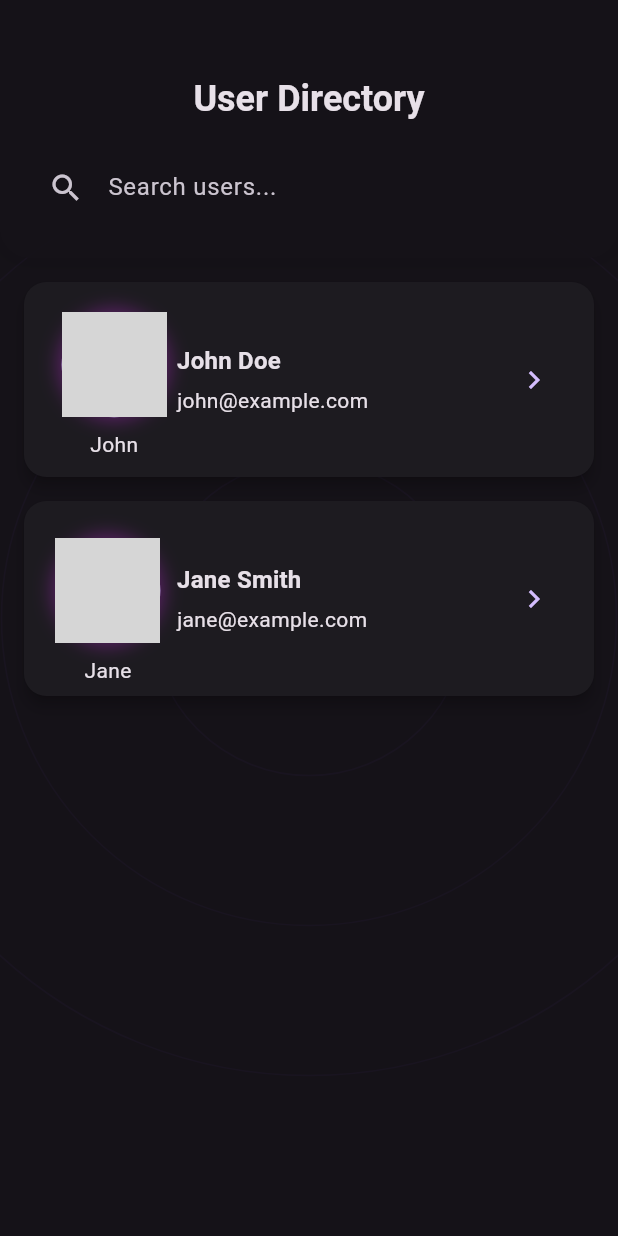
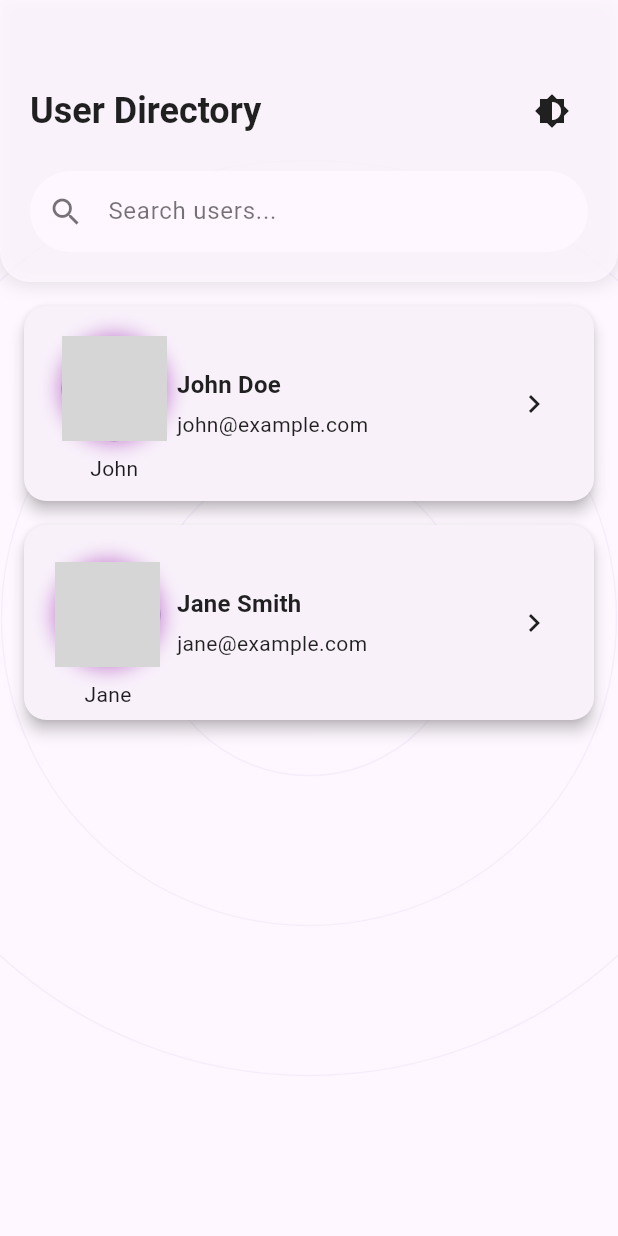
Before and after one commit to yuvakrishnayk/todo_and_posts, a Flutter app: the screen it shows after launch, on a phone screen of 412 x 824 dp. Run offline on Flutter 3.47's test engine with Material 3 defaults, Android fonts, the phone set to English and light mode, and no system bars; network calls fail; grey boxes are pictures that could not be loaded.

Commit message:
made some changes

```diff
--- a/lib/main.dart
+++ b/lib/main.dart
@@ -5,8 +5,22 @@ void main() {
   runApp(const MyApp());
 }
 
-class MyApp extends StatelessWidget {
+class MyApp extends StatefulWidget {
   const MyApp({super.key});
+
+  @override
+  State<MyApp> createState() => _MyAppState();
+}
+
+class _MyAppState extends State<MyApp> {
+  ThemeMode _themeMode = ThemeMode.light;
+
+  void _toggleTheme() {
+    setState(() {
+      _themeMode =
+          _themeMode == ThemeMode.light ? ThemeMode.dark : ThemeMode.light;
+    });
+  }
 
   @override
   Widget build(BuildContext context) {
@@ -15,11 +29,19 @@ class MyApp extends StatelessWidget {
       theme: ThemeData(
         colorScheme: ColorScheme.fromSeed(
           seedColor: Colors.deepPurple,
+          brightness: Brightness.light,
+        ),
+        useMaterial3: true,
+      ),
+      darkTheme: ThemeData(
+        colorScheme: ColorScheme.fromSeed(
+          seedColor: Colors.deepPurple,
           brightness: Brightness.dark,
         ),
         useMaterial3: true,
       ),
-      home: const UserListScreen(),
+      themeMode: _themeMode,
+      home: UserListScreen(onToggleTheme: _toggleTheme),
       debugShowCheckedModeBanner: false,
     );
   }
--- a/lib/screens/user_list_screen.dart
+++ b/lib/screens/user_list_screen.dart
@@ -5,7 +5,9 @@ import '../widgets/orbital_user_avatar.dart';
 import '../screens/user_detail_screen.dart'; // Add this import
 
 class UserListScreen extends StatefulWidget {
-  const UserListScreen({super.key});
+  final VoidCallback onToggleTheme;
+
+  const UserListScreen({super.key, required this.onToggleTheme});
 
   @override
   State<UserListScreen> createState() => _UserListScreenState();
@@ -116,12 +118,23 @@ class _UserListScreenState extends State<UserListScreen>
       ),
       child: Column(
         children: [
-          Text(
+          Row(
+            children: [
+              Expanded(
+                child: Text(
                   'User Directory',
                   style: Theme.of(context).textTheme.headlineSmall?.copyWith(
                     fontWeight: FontWeight.bold,
-              color: Theme.of(context).colorScheme.onSurface,
+                    color: Colors.black87, // Always use light theme text color
                   ),
+                ),
+              ),
+              IconButton(
+                icon: const Icon(Icons.brightness_6, color: Colors.black87),
+                onPressed: widget.onToggleTheme,
+                tooltip: 'Toggle Theme',
+              ),
+            ],
           ),
           const SizedBox(height: 16),
           Hero(
@@ -130,11 +143,15 @@ class _UserListScreenState extends State<UserListScreen>
               color: Colors.transparent,
               child: TextField(
                 controller: _searchController,
+                style: const TextStyle(
+                  color: Colors.black87,
+                ), // Light theme text color
                 decoration: InputDecoration(
                   filled: true,
                   fillColor: Theme.of(context).colorScheme.surface,
                   hintText: 'Search users...',
-                  prefixIcon: const Icon(Icons.search),
+                  hintStyle: const TextStyle(color: Colors.black54),
+                  prefixIcon: const Icon(Icons.search, color: Colors.black54),
                   border: OutlineInputBorder(
                     borderRadius: BorderRadius.circular(30),
                     borderSide: BorderSide.none,
@@ -162,7 +179,7 @@ class _UserListScreenState extends State<UserListScreen>
         child: Text(
           error,
           style: Theme.of(context).textTheme.bodyLarge?.copyWith(
-            color: Theme.of(context).colorScheme.error,
+            color: Colors.red, // Error in light theme
           ),
         ),
       );
@@ -173,7 +190,7 @@ class _UserListScreenState extends State<UserListScreen>
         child: Text(
           'No users found',
           style: Theme.of(context).textTheme.bodyLarge?.copyWith(
-            color: Theme.of(context).colorScheme.onBackground,
+            color: Colors.black87, // Light theme text color
           ),
         ),
       );
@@ -218,6 +235,7 @@ class _UserListScreenState extends State<UserListScreen>
                       user.name,
                       style: Theme.of(context).textTheme.titleMedium?.copyWith(
                         fontWeight: FontWeight.bold,
+                        color: Colors.black87, // Light theme text color
                       ),
                       maxLines: 1,
                       overflow: TextOverflow.ellipsis,
@@ -225,7 +243,9 @@ class _UserListScreenState extends State<UserListScreen>
                     const SizedBox(height: 4),
                     Text(
                       user.email,
-                      style: Theme.of(context).textTheme.bodyMedium,
+                      style: Theme.of(context).textTheme.bodyMedium?.copyWith(
+                        color: Colors.black87, // Light theme text color
+                      ),
                       maxLines: 1,
                       overflow: TextOverflow.ellipsis,
                     ),
@@ -237,7 +257,7 @@ class _UserListScreenState extends State<UserListScreen>
               IconButton(
                 icon: Icon(
                   Icons.chevron_right,
-                  color: Theme.of(context).colorScheme.primary,
+                  color: Colors.black87, // Light theme icon color
                 ),
                 onPressed: () => _navigateToUserDetail(user),
               ),
@@ -251,9 +271,7 @@ class _UserListScreenState extends State<UserListScreen>
   void _navigateToUserDetail(User user) {
     Navigator.push(
       context,
-      MaterialPageRoute(
-        builder: (context) => UserDetailScreen(user: user),
-      ),
+      MaterialPageRoute(builder: (context) => UserDetailScreen(user: user)),
     );
   }
 }
@@ -267,7 +285,8 @@ class OrbitPainter extends CustomPainter {
   @override
   void paint(Canvas canvas, Size size) {
     final center = Offset(size.width / 2, size.height / 2);
-    final paint = Paint()
+    final paint =
+        Paint()
           ..color = Colors.deepPurple.withOpacity(0.05)
           ..style = PaintingStyle.stroke
           ..strokeWidth = 1.0;
--- a/pubspec.yaml
+++ b/pubspec.yaml
@@ -34,6 +34,7 @@ dependencies:
   # The following adds the Cupertino Icons font to your application.
   # Use with the CupertinoIcons class for iOS style icons.
   cupertino_icons: ^1.0.8
+  infinite_scroll_pagination: ^5.0.0
 
 dev_dependencies:
   flutter_test:
```
Also changed, not shown: lib/screens/user_detail_screen.dart (+83 -9 lines), pubspec.lock. Lines whose indentation alone changed are shown as unchanged.
